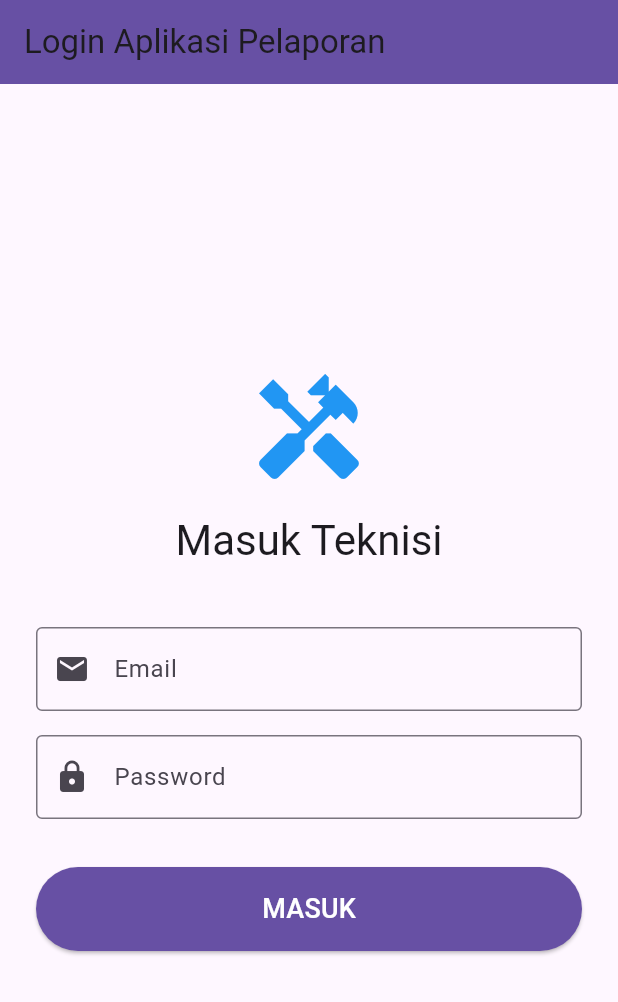
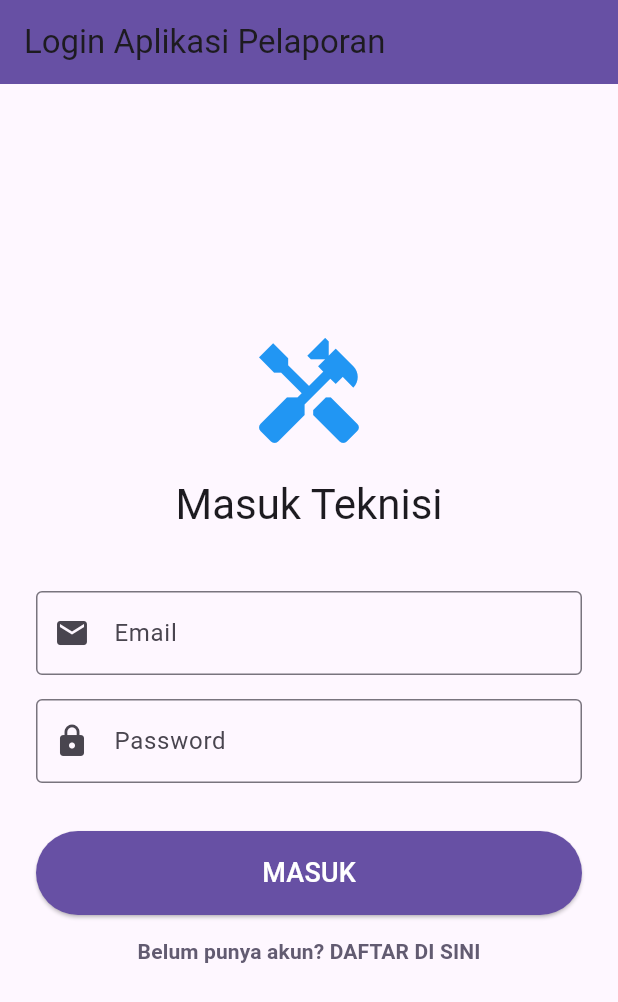
Before and after one commit to BangSaM0607/app_reporting_teknisi, a Flutter app: the screen it shows after launch, on a phone screen of 412 x 824 dp. Shown: the top 1002 px of the screen. Run offline on Flutter 3.47's test engine with Material 3 defaults, Android fonts, the phone set to English and light mode, and no system bars; our stand-ins replace supabase_flutter; accounts and stored records are empty.

Commit message:
Tambahkan tombol navigasi untuk pendaftaran di halaman login

```diff
--- a/lib/screens/auth/layar_login.dart
+++ b/lib/screens/auth/layar_login.dart
@@ -136,6 +136,20 @@ class _LayarLoginState extends State<LayarLogin> {
                       )
                     : const Text('MASUK', style: TextStyle(fontSize: 18)),
               ),
+              // 5. Tombol Daftar (Link ke halaman pendaftaran)
+              TextButton(
+                onPressed: () {
+                  // Navigasi ke Layar Pendaftaran
+                  Navigator.pushNamed(context, '/register');
+                },
+                child: Text(
+                  'Belum punya akun? DAFTAR DI SINI',
+                  style: TextStyle(
+                    color: Theme.of(context).colorScheme.secondary,
+                    fontWeight: FontWeight.bold,
+                  ),
+                ),
+              ),
             ],
           ),
         ),
```
Also changed, not shown: lib/screens/auth/layar_daftar.dart (added).
